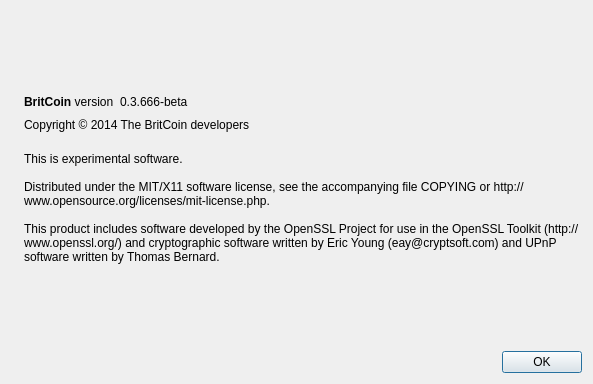
britcoin3/britcoin3.3, file src/qt/forms/aboutdialog.ui: the form before one commit.
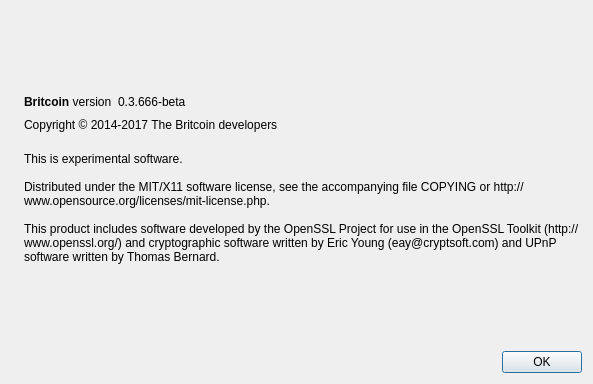
The form after the commit. Icons and pictures are not drawn.

Commit message: Added tail emission of 0.5% annually. Changed many 'BritCoin's to 'Britcoin's Changed coin URL britcoin.xyz to britcoin.com Improved Ubuntu build doc Actually enforce 30 million coin limit (plus tail emission)

The edit to the form file:
```diff
--- a/src/qt/forms/aboutdialog.ui
+++ b/src/qt/forms/aboutdialog.ui
@@ -50,7 +50,7 @@
           <cursorShape>IBeamCursor</cursorShape>
          </property>
          <property name="text">
-          <string>&lt;b&gt;BritCoin&lt;/b&gt; version</string>
+          <string>&lt;b&gt;Britcoin&lt;/b&gt; version</string>
          </property>
          <property name="textInteractionFlags">
           <set>Qt::LinksAccessibleByMouse|Qt::TextSelectableByKeyboard|Qt::TextSelectableByMouse</set>
@@ -91,7 +91,7 @@
         <cursorShape>IBeamCursor</cursorShape>
        </property>
        <property name="text">
-        <string>Copyright © 2014 The BritCoin developers</string>
+        <string>Copyright © 2014-2017 The Britcoin developers</string>
        </property>
        <property name="textInteractionFlags">
         <set>Qt::LinksAccessibleByMouse|Qt::TextSelectableByKeyboard|Qt::TextSelectableByMouse</set>
```
Left out of the diff: 2 changed lines with no effect on the pictures. The commit also changes 92 other files.
